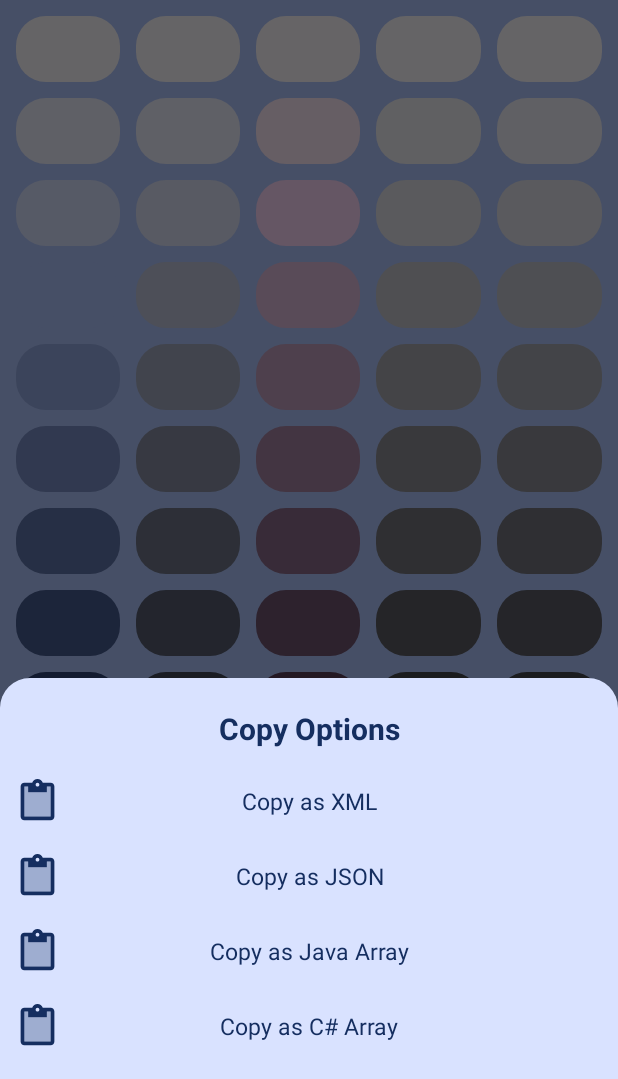
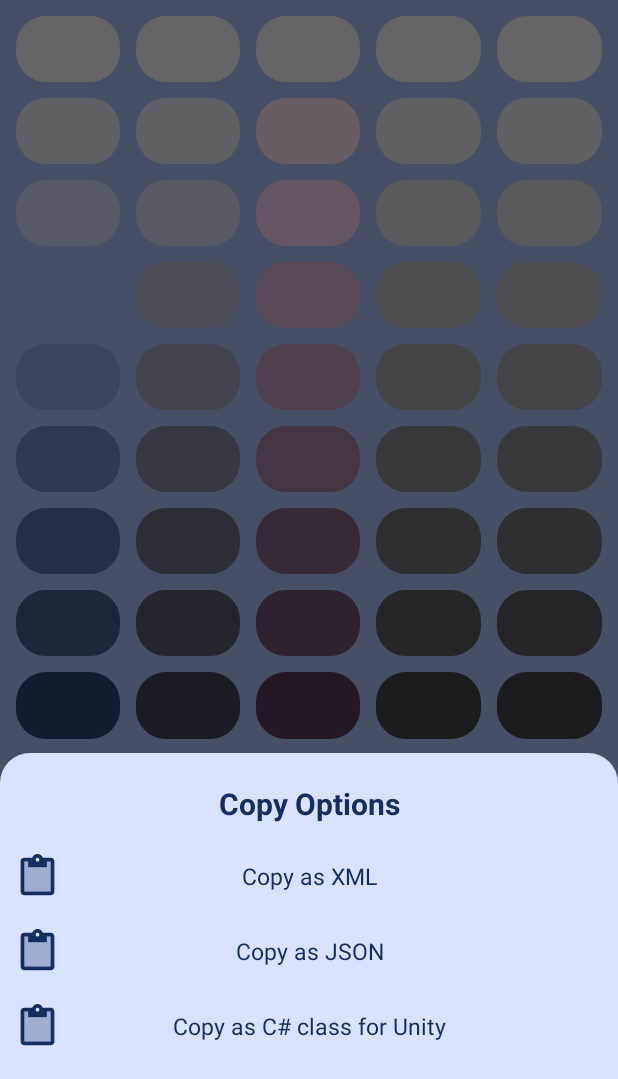
Before and after one commit to Smooth-E/monet-color-previewer, an Android app: the screen it shows after launch (MainActivity), after a tap on an icon or button, on a phone screen of 412 x 824 dp, the part 157-1236 px from its top. Run offline under Robolectric (Android 15) with nearby library versions, the phone set to English and light mode, and no system bars; plain views replace MaskableFrameLayout.

Commit message:
Added more copy options

```diff
--- a/app/src/main/java/com/smoothie/monetcolors/CopyEntryView.java
+++ b/app/src/main/java/com/smoothie/monetcolors/CopyEntryView.java
@@ -5,6 +5,7 @@ import android.content.ClipData;
 import android.content.ClipboardManager;
 import android.content.Context;
 import android.content.res.TypedArray;
+import android.graphics.Color;
 import android.util.AttributeSet;
 import android.util.Log;
 import android.view.Gravity;
@@ -23,6 +24,7 @@ public class CopyEntryView extends LinearLayout {
     String entryMiddle = "\": \"";
     String entryEnd = "\";\n";
     String fileEnd = "}";
+    boolean rgbMode;
 
     public CopyEntryView(Context context, AttributeSet attrs) {
         super(context, attrs);
@@ -34,16 +36,27 @@ public class CopyEntryView extends LinearLayout {
         BuildView(context, null);
     }
 
+    private String getStringForEntry(int entryID) {
+        MainActivity.Entry color = MainActivity.getColors()[entryID];
+        StringBuilder stringBuilder = new StringBuilder(entryStart)
+                .append(color.getShortName())
+                .append(entryMiddle);
+        if (rgbMode) {
+            stringBuilder.append(Color.red(color.getColor()));
+            stringBuilder.append(", ");
+            stringBuilder.append(Color.green(color.getColor()));
+            stringBuilder.append(", ");
+            stringBuilder.append(Color.blue(color.getColor()));
+        }
+        else stringBuilder.append(color.getHEX(getContext()));
+        stringBuilder.append(entryEnd);
+        return stringBuilder.toString();
+    }
+
     private void onTemplateClick() {
         Context context = getContext();
         StringBuilder stringBuilder = new StringBuilder(fileStart);
-        for (MainActivity.Entry entry : MainActivity.getColors()) {
-            stringBuilder.append(entryStart)
-                    .append(entry.getShortName())
-                    .append(entryMiddle)
-                    .append(entry.getHEX(context))
-                    .append(entryEnd);
-        }
+        for (int i = 0; i < MainActivity.getColors().length; i++) stringBuilder.append(getStringForEntry(i));
         stringBuilder.append(fileEnd);
 
         ClipboardManager clipboard = (ClipboardManager) getContext().getSystemService(Context.CLIPBOARD_SERVICE);
@@ -64,12 +77,8 @@ public class CopyEntryView extends LinearLayout {
 
         MainActivity.Entry[] colors = MainActivity.getColors();
         StringBuilder templatePreview = new StringBuilder(fileStart)
-                .append(entryStart).append(colors[0].getShortName())
-                .append(entryMiddle).append(colors[0].getHEX(getContext()))
-                .append(entryEnd)
-                .append(entryStart).append(colors[1].getShortName())
-                .append(entryMiddle).append(colors[1].getHEX(getContext()))
-                .append(entryEnd)
+                .append(getStringForEntry(0))
+                .append(getStringForEntry(1))
                 .append("   ...\n").append(fileEnd);
         ((TextView) dialog.findViewById(R.id.template_preview)).setText(templatePreview);
 
@@ -78,17 +87,23 @@ public class CopyEntryView extends LinearLayout {
         dialog.show();
     }
 
+    private String getString(TypedArray attributeSet, int resourceID, String defaultValue) {
+        String string = attributeSet.getString(resourceID);
+        return string == null ? defaultValue : string;
+    }
+
     void BuildView(Context context, AttributeSet attrs) {
         inflate(context, R.layout.dialog_variants_entry, this);
         if (attrs != null) {
             TypedArray obtainedAttributes = context.getTheme().obtainStyledAttributes(attrs, R.styleable.CopyEntryView, 0, 0);
             icon = obtainedAttributes.getResourceId(R.styleable.CopyEntryView_entry_icon, R.drawable.ic_launcher_foreground);
-            name = obtainedAttributes.getString(R.styleable.CopyEntryView_entry_name);
-            fileStart = obtainedAttributes.getString(R.styleable.CopyEntryView_entry_file_start);
-            entryStart = obtainedAttributes.getString(R.styleable.CopyEntryView_entry_entry_start);
-            entryMiddle = obtainedAttributes.getString(R.styleable.CopyEntryView_entry_entry_middle);
-            entryEnd = obtainedAttributes.getString(R.styleable.CopyEntryView_entry_entry_end);
-            fileEnd = obtainedAttributes.getString(R.styleable.CopyEntryView_entry_file_end);
+            name = getString(obtainedAttributes, R.styleable.CopyEntryView_entry_name, name);
+            fileStart = getString(obtainedAttributes, R.styleable.CopyEntryView_entry_file_start, fileStart);
+            entryStart = getString(obtainedAttributes, R.styleable.CopyEntryView_entry_entry_start, entryStart);
+            entryMiddle = getString(obtainedAttributes, R.styleable.CopyEntryView_entry_entry_middle, entryMiddle);
+            entryEnd = getString(obtainedAttributes, R.styleable.CopyEntryView_entry_entry_end, entryEnd);
+            fileEnd = getString(obtainedAttributes, R.styleable.CopyEntryView_entry_file_end, fileEnd);
+            rgbMode = obtainedAttributes.getBoolean(R.styleable.CopyEntryView_use_rgb_pattern, false);
         }
         ((ImageView) findViewById(R.id.icon)).setImageResource(icon);
         ((TextView) findViewById(R.id.text)).setText(name);
--- a/app/src/main/java/com/smoothie/monetcolors/MainActivity.java
+++ b/app/src/main/java/com/smoothie/monetcolors/MainActivity.java
@@ -7,6 +7,7 @@ import android.content.ClipData;
 import android.content.ClipboardManager;
 import android.content.Context;
 import android.content.res.ColorStateList;
+import android.graphics.Color;
 import android.os.Bundle;
 import android.view.Gravity;
 import android.view.LayoutInflater;
--- a/app/src/main/res/layout/dialog_variants_list.xml
+++ b/app/src/main/res/layout/dialog_variants_list.xml
@@ -33,7 +33,7 @@
             app:entry_entry_start="@string/copy_xml_entry_start"
             app:entry_entry_middle="@string/copy_xml_entry_middle"
             app:entry_entry_end="@string/copy_xml_entry_end"
-            app:entry_file_end="@string/copY_xml_file_end"
+            app:entry_file_end="@string/copy_xml_file_end"
             android:id="@+id/copy_xml" />
 
         <com.smoothie.monetcolors.CopyEntryView
@@ -41,21 +41,25 @@
             android:layout_height="wrap_content"
             app:entry_icon="@drawable/ic_twotone_content_paste_24"
             app:entry_name="@string/action_copy_json"
-            android:id="@+id/copy_json" />
-
-        <com.smoothie.monetcolors.CopyEntryView
-            android:layout_width="match_parent"
-            android:layout_height="wrap_content"
-            app:entry_icon="@drawable/ic_twotone_content_paste_24"
-            app:entry_name="@string/action_copy_java"
-            android:id="@+id/copy_java" />
+            android:id="@+id/copy_json"
+            app:entry_file_start=  "@string/copy_json_file_start"
+            app:entry_entry_start= "@string/copy_json_entry_start"
+            app:entry_entry_middle="@string/copy_json_entry_middle"
+            app:entry_entry_end=   "@string/copy_json_entry_end"
+            app:entry_file_end=     "@string/copy_json_file_end"/>
 
         <com.smoothie.monetcolors.CopyEntryView
             android:layout_width="match_parent"
             android:layout_height="wrap_content"
             app:entry_icon="@drawable/ic_twotone_content_paste_24"
             app:entry_name="@string/action_copy_csharp"
-            android:id="@+id/copy_csharp" />
+            android:id="@+id/copy_csharp"
+            app:entry_file_start=  "@string/copy_csharp_file_start"
+            app:entry_entry_start= "@string/copy_csharp_entry_start"
+            app:entry_entry_middle="@string/copy_csharp_entry_middle"
+            app:entry_entry_end=   "@string/copy_csharp_entry_end"
+            app:entry_file_end=    "@string/copy_csharp_file_end"
+            app:use_rgb_pattern="true"/>
 
     </LinearLayout>
 
--- a/app/src/main/res/values/strings.xml
+++ b/app/src/main/res/values/strings.xml
@@ -5,17 +5,25 @@
     <string name="action_copy">Copy to Clipboard</string>
     <string name="header_copy_options">Copy Options</string>
 
-    <string name="action_copy_json">Copy as JSON</string>
-
     <string name="action_copy_xml">Copy as XML</string>
     <string name="copy_xml_file_start">&lt;?xml version=\"1.0\" encoding=\"utf-8\"\?\>\n&lt;resources&gt;\n</string>
     <string name="copy_xml_entry_start">\ \ \ &lt;color name=\"</string>
-    <string name="copy_xml_entry_middle">\"&gt;\ </string>
-    <string name="copy_xml_entry_end">\ &lt;/color&gt;\n</string>
-    <string name="copY_xml_file_end">&lt;/resources&gt;\n</string>
+    <string name="copy_xml_entry_middle">\"&gt;\n\ \ \ \ \ \ </string>
+    <string name="copy_xml_entry_end">\n\ \ \ &lt;/color&gt;\n</string>
+    <string name="copy_xml_file_end">&lt;/resources&gt;\n</string>
 
-    <string name="action_copy_java">Copy as Java Array</string>
+    <string name="action_copy_json">Copy as JSON</string>
+    <string name="copy_json_file_start">{\n</string>
+    <string name="copy_json_entry_start">\ \ \ \"</string>
+    <string name="copy_json_entry_middle">\":\ \"</string>
+    <string name="copy_json_entry_end">\",\n</string>
+    <string name="copy_json_file_end">}</string>
 
-    <string name="action_copy_csharp">Copy as C# Array</string>
+    <string name="action_copy_csharp">Copy as C# class for Unity</string>
+    <string name="copy_csharp_file_start">public class ColorSet {\n</string>
+    <string name="copy_csharp_entry_start">\ \ \ \ public static Color\ </string>
+    <string name="copy_csharp_entry_middle">\ =\ new Color32(</string>
+    <string name="copy_csharp_entry_end">);\n</string>
+    <string name="copy_csharp_file_end">}</string>
 
 </resources>
--- a/app/src/main/res/values/stylables.xml
+++ b/app/src/main/res/values/stylables.xml
@@ -8,5 +8,6 @@
         <attr name="entry_entry_middle" format="string" />
         <attr name="entry_entry_end" format="string" />
         <attr name="entry_file_end" format="string" />
+        <attr name="use_rgb_pattern" format="boolean" />
     </declare-styleable>
 </resources>
```
Also changed, not shown: app/src/main/res/layout/dialog_copy_preview.xml (+23 -11 lines).
